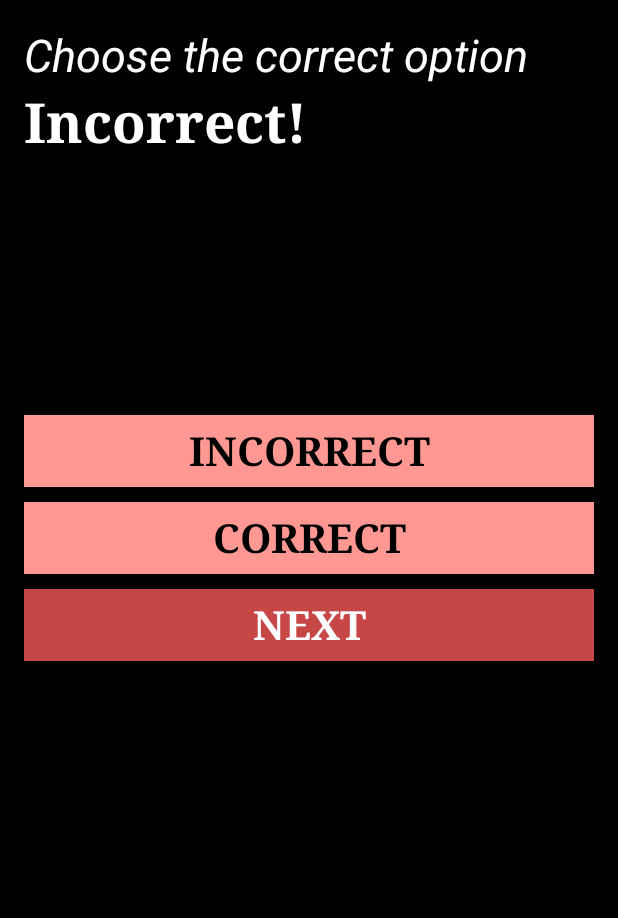
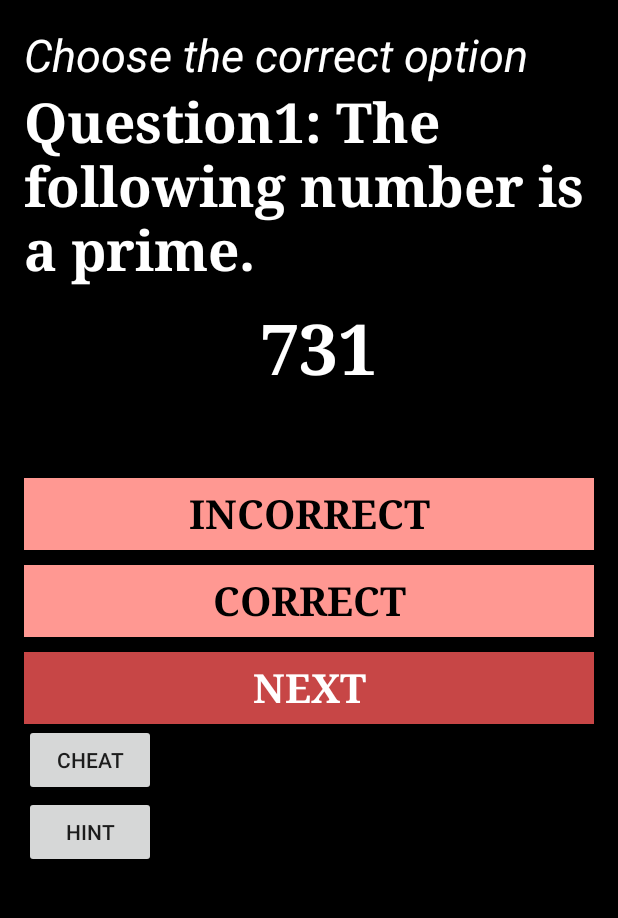
Before and after one commit to mahitha13/MC_Assignment-1, an Android app: the screen it shows after launch (MainActivity), after a tap on "INCORRECT", on a phone screen of 412 x 824 dp, the part 84-1002 px from its top. Run offline under Robolectric (Android 15) with nearby library versions, the phone set to English and light mode, and no system bars.

Commit message:
modified assignment

```diff
--- a/app/src/main/AndroidManifest.xml
+++ b/app/src/main/AndroidManifest.xml
@@ -15,7 +15,9 @@
                 <category android:name="android.intent.category.LAUNCHER" />
             </intent-filter>
         </activity>
-        <activity android:name=".NoQuestion"></activity>
+        <activity android:name=".NoQuestion" />
+        <activity android:name=".HintActivity" />
+        <activity android:name=".CheatActivity"></activity>
     </application>
 
 </manifest>
--- a/app/src/main/java/com/example/mahitha/myapplication/MainActivity.java
+++ b/app/src/main/java/com/example/mahitha/myapplication/MainActivity.java
@@ -2,28 +2,152 @@ package com.example.mahitha.myapplication;
 
 import android.support.v7.app.AppCompatActivity;
 import android.os.Bundle;
+import android.content.Intent;
 import android.view.View;
+import android.content.Context;
+import android.widget.Toast;
 import android.widget.TextView;
 import android.widget.Button;
 
 public class MainActivity extends AppCompatActivity {
 
+    private Button is_incorrect;
+    private Button is_correct;
+    private Button on_next;
+    private Button button_cheat;
+    private Button button_hint;
+    private int rand_num;
+    public static boolean flag_hint = false;
+    public static boolean flag_cheat = false;
+    public final static String EXTRA_MESSAGE = "com.example.myApplication.MESSAGE";
+    public static int answer;
+
+    // function to check if number is prime or not
+    public int isPrime(int rand_num) {
+        int i, mid = 0, check = 0, ans = 0;
+        mid = rand_num / 2;
+        for (i = 2; i <= mid; i++) {
+            if (rand_num % i == 0) {
+                ans = 0;
+                check = 1;
+                break;
+            }
+        }
+        if (check == 0)
+            ans = 1;
+
+        return ans;
+    }
+
+    public void init(){
+        //text view where random number is generated
+        final TextView displayRandomNo = (TextView) findViewById(R.id.textView);
+
+        // Generate a random number
+        rand_num = (int) (Math.random() * 1000 +1);
+        displayRandomNo.setText(" " + rand_num);
+
+        is_incorrect = (Button) findViewById(R.id.button);
+        is_correct = (Button) findViewById(R.id.button2);
+        on_next = (Button) findViewById(R.id.button3);
+
+        answer = isPrime(rand_num);
+
+        //Adding new activity
+        final Intent intent = new Intent(this, NoQuestion.class);
+        String message = "No More Questions available currently!";
+        intent.putExtra(EXTRA_MESSAGE, message);
+
+        is_incorrect.setOnClickListener(new View.OnClickListener() {
+            @Override
+            public void onClick(View v) {
+
+                if (answer == 1) { // gives toast for incorrect answer
+                    Context context = getApplicationContext();
+                    CharSequence message = "Incorrect Answer!";
+                    int duration = Toast.LENGTH_LONG;
+                    final Toast toastBasic = Toast.makeText(context, message, duration);
+                    toastBasic.show();
+                }
+                else
+                {
+                    // gives toast for correct answer
+                    Context context = getApplicationContext();
+                    CharSequence message = "Congratulations! Correct Answer.";
+                    int duration = Toast.LENGTH_LONG;
+                    final Toast toastBasic = Toast.makeText(context, message, duration);
+                    toastBasic.show();
+                }
+            }
+        });
+
+        is_correct.setOnClickListener(new View.OnClickListener() {
+            @Override
+            public void onClick(View v) {
+                if (answer == 0) { // gives toast for incorrect answer
+                    Context context = getApplicationContext();
+                    CharSequence message = "Incorrect Answer!";
+                    int duration = Toast.LENGTH_LONG;
+                    final Toast toastBasic = Toast.makeText(context, message, duration);
+                    toastBasic.show();
+                }
+                else
+                { // gives toast for correct answer
+                    Context context = getApplicationContext();
+                    CharSequence message = "Congratulations! Correct Answer.";
+                    int duration = Toast.LENGTH_LONG;
+                    final Toast toastBasic = Toast.makeText(context, message, duration);
+                    toastBasic.show();
+                }
+            }
+        });
+
+        on_next.setOnClickListener(new View.OnClickListener() {
+            @Override
+            public void onClick(View v) {
+                // new activity starts
+                startActivity(intent);
+            }
+        });
+
+        button_cheat = (Button)findViewById(R.id.button_cheat);
+        button_hint = (Button)findViewById(R.id.button_hint);
+        button_hint.setOnClickListener(new View.OnClickListener() {
+            @Override
+            public void onClick(View v) {
+                Intent intent = new Intent(getApplicationContext(), HintActivity.class);
+                intent.putExtra("flag",flag_hint);
+                startActivity(intent);
+            }
+        });
+
+        button_cheat.setOnClickListener(new View.OnClickListener() {
+            @Override
+            public void onClick(View v) {
+                Intent intent = new Intent(getApplicationContext(), CheatActivity.class);
+                intent.putExtra("flag",flag_cheat);
+                intent.putExtra("number", rand_num);
+                startActivity(intent);
+            }
+        });
+    }
+
     @Override
     protected void onCreate(Bundle savedInstanceState) {
         super.onCreate(savedInstanceState);
         setContentView(R.layout.activity_main);
+        init();
 
-        final TextView textOne = (TextView) findViewById(R.id.textView2);
-        Button incorrect = ( Button ) findViewById(R.id.button);
-        Button correct = ( Button ) findViewById(R.id.button2);
-        Button next = ( Button ) findViewById(R.id.button3);
+    }
 
-        int randno = (int)(Math.random()*1000);
-        incorrect.setOnClickListener(new View.OnClickListener(){
-            @Override
-            public void onClick(View v){
-                textOne.setText("Incorrect!");
-            }
-        });
+    @Override
+    protected void onResume() {
+        super.onResume();
+        if(flag_hint == true){
+            Toast.makeText(getApplicationContext(), "You have used the hint!" , Toast.LENGTH_LONG).show();
+        }
+        if(flag_cheat == true){
+            Toast.makeText(getApplicationContext(), "You have used the cheat!", Toast.LENGTH_LONG).show();
+        }
     }
 }
--- a/app/src/main/res/layout/activity_main.xml
+++ b/app/src/main/res/layout/activity_main.xml
@@ -92,4 +92,16 @@
         android:layout_toRightOf="@+id/button3"
         android:layout_toEndOf="@+id/button3" />
 
+    <Button
+        android:layout_width="wrap_content"
+        android:layout_height="wrap_content"
+        android:text="Cheat"
+        android:id="@+id/button_cheat" />
+
+    <Button
+        android:layout_width="wrap_content"
+        android:layout_height="wrap_content"
+        android:text="Hint"
+        android:id="@+id/button_hint" />
+
 </LinearLayout>
```
Also changed, not shown: app/src/main/java/com/example/mahitha/myapplication/CheatActivity.java (added, +32 -0 lines), app/src/main/java/com/example/mahitha/myapplication/HintActivity.java (added, +27 -0 lines), app/src/main/java/com/example/mahitha/myapplication/NoQuestion.java (added, +23 -0 lines), app/src/main/res/layout/activity_cheat.xml (added, +29 -0 lines), app/src/main/res/layout/activity_hint.xml (added, +21 -0 lines).
